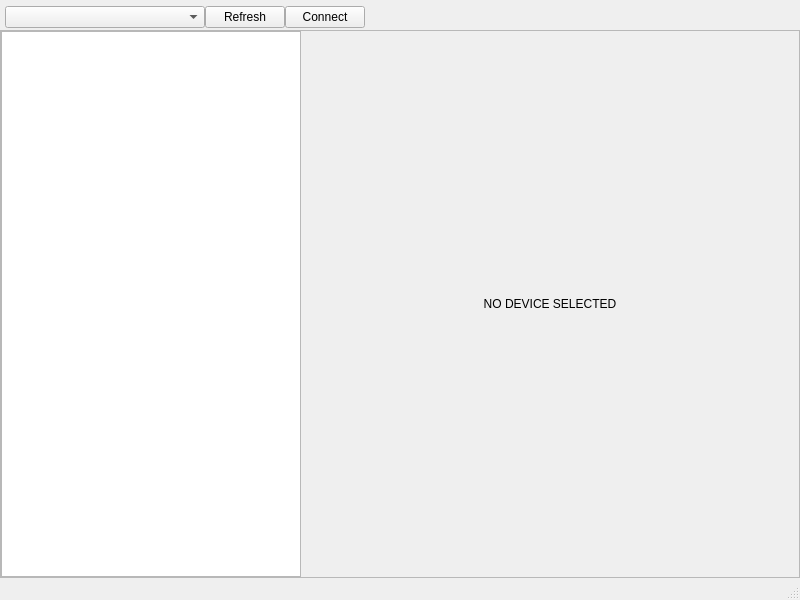
The window that main.ui (FieryRMS/AndroidAutoClicker) describes before a commit, drawn with Qt 5.
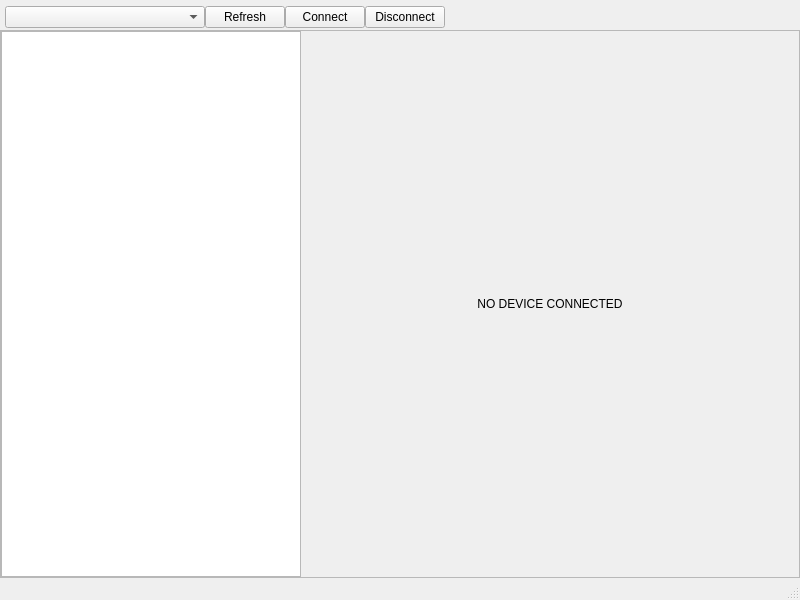
The same window after the commit.

Commit message: added disconnect btn, error msgs, status logging

```diff
--- a/main.ui
+++ b/main.ui
@@ -105,6 +105,19 @@
          </property>
         </widget>
        </item>
+       <item>
+        <widget class="QPushButton" name="DisconnectBtn">
+         <property name="sizePolicy">
+          <sizepolicy hsizetype="Fixed" vsizetype="Maximum">
+           <horstretch>0</horstretch>
+           <verstretch>0</verstretch>
+          </sizepolicy>
+         </property>
+         <property name="text">
+          <string>Disconnect</string>
+         </property>
+        </widget>
+       </item>
        <item>
         <spacer name="horizontalSpacer">
          <property name="orientation">
@@ -156,9 +169,15 @@
         </widget>
        </item>
        <item>
-        <widget class="QLabel" name="label">
+        <widget class="QLabel" name="DeviceView">
+         <property name="sizePolicy">
+          <sizepolicy hsizetype="MinimumExpanding" vsizetype="MinimumExpanding">
+           <horstretch>0</horstretch>
+           <verstretch>0</verstretch>
+          </sizepolicy>
+         </property>
          <property name="text">
-          <string>NO DEVICE SELECTED</string>
+          <string>NO DEVICE CONNECTED</string>
          </property>
          <property name="alignment">
           <set>Qt::AlignCenter</set>
```
The commit also changes 1 other file.
